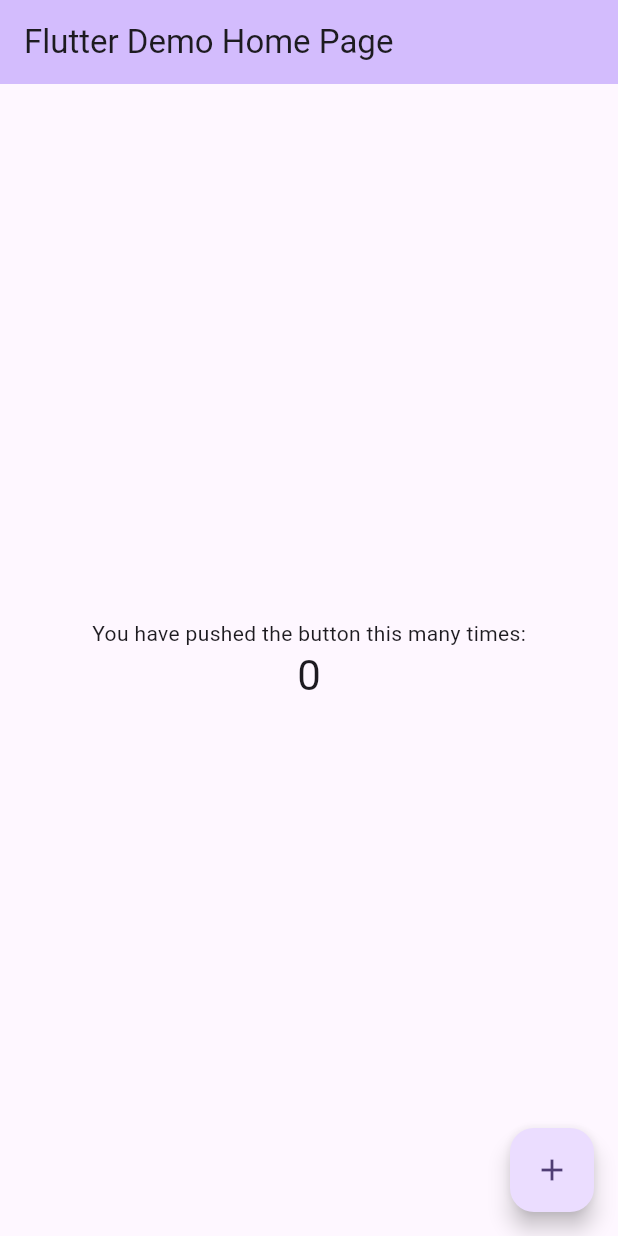
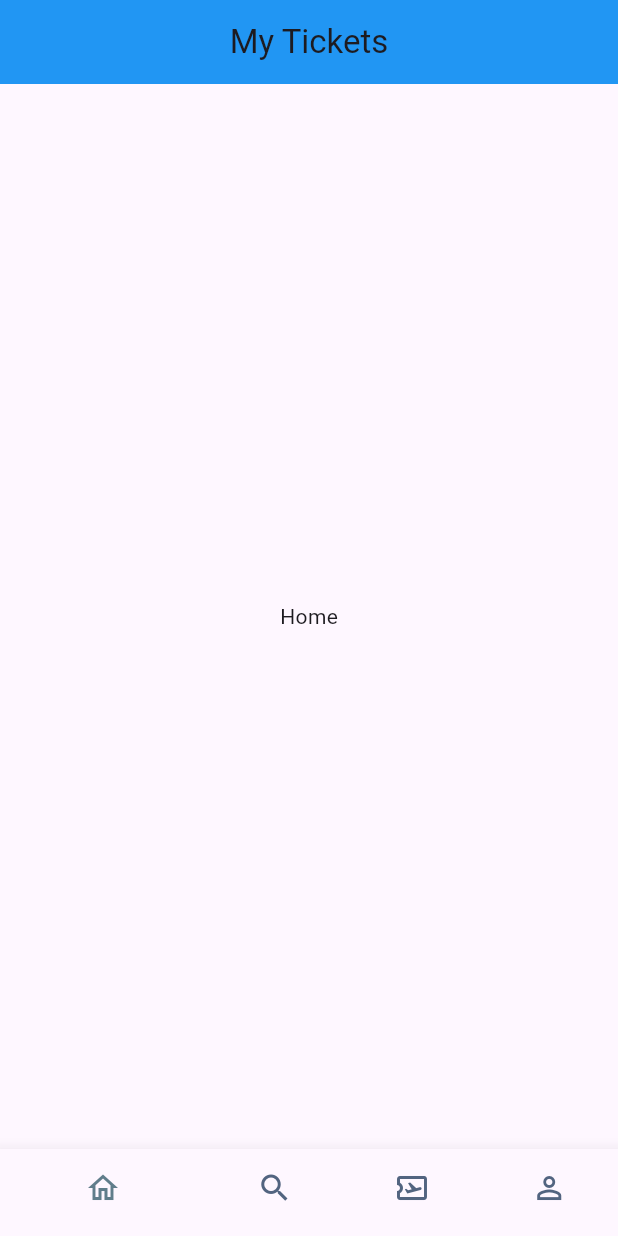
Before and after one commit to njiti/bookticket, a Flutter app: the screen it shows after launch, on a phone screen of 412 x 824 dp. Run offline on Flutter 3.47's test engine with Material 3 defaults, Android fonts, the phone set to English and light mode, and no system bars.

Commit message:
created a bottom navigation bar

```diff
--- a/lib/main.dart
+++ b/lib/main.dart
@@ -1,3 +1,4 @@
+import 'package:bookticket/widgets/bottom_bar.dart';
 import 'package:flutter/material.dart';
 
 void main() {
@@ -12,58 +13,12 @@ class MyApp extends StatelessWidget {
   Widget build(BuildContext context) {
     return MaterialApp(
       title: 'Flutter Demo',
+      debugShowCheckedModeBanner: false,
       theme: ThemeData(
         colorScheme: ColorScheme.fromSeed(seedColor: Colors.deepPurple),
         useMaterial3: true,
       ),
-      home: const MyHomePage(title: 'Flutter Demo Home Page'),
+      home: const BottomBar(),
     );
   }
 }
-
-class MyHomePage extends StatefulWidget {
-  const MyHomePage({super.key, required this.title});
-  final String title;
-
-  @override
-  State<MyHomePage> createState() => _MyHomePageState();
-}
-
-class _MyHomePageState extends State<MyHomePage> {
-  int _counter = 0;
-
-  void _incrementCounter() {
-    setState(() {
-      _counter++;
-    });
-  }
-
-  @override
-  Widget build(BuildContext context) {
-    return Scaffold(
-      appBar: AppBar(
-        backgroundColor: Theme.of(context).colorScheme.inversePrimary,
-        title: Text(widget.title),
-      ),
-      body: Center(
-        child: Column(
-          mainAxisAlignment: MainAxisAlignment.center,
-          children: <Widget>[
-            const Text(
-              'You have pushed the button this many times:',
-            ),
-            Text(
-              '$_counter',
-              style: Theme.of(context).textTheme.headlineMedium,
-            ),
-          ],
-        ),
-      ),
-      floatingActionButton: FloatingActionButton(
-        onPressed: _incrementCounter,
-        tooltip: 'Increment',
-        child: const Icon(Icons.add),
-      ),
-    );
-  }
-}
--- /dev/null
+++ b/lib/screens/home_screen.dart
@@ -0,0 +1,10 @@
+import 'package:flutter/cupertino.dart';
+
+class HomeScreen extends StatelessWidget {
+  const HomeScreen({Key? key}) : super(key: key);
+
+  @override
+  Widget build(BuildContext context) {
+    return Center(child: const Text("Home"));
+  }
+}
--- /dev/null
+++ b/lib/screens/profile_screen.dart
@@ -0,0 +1,10 @@
+import 'package:flutter/cupertino.dart';
+
+class ProfileScreen extends StatelessWidget {
+  const ProfileScreen({Key? key}) : super(key: key);
+
+  @override
+  Widget build(BuildContext context) {
+    return Center(child: const Text("Profile"));
+  }
+}
--- /dev/null
+++ b/lib/screens/search_screen.dart
@@ -0,0 +1,10 @@
+import 'package:flutter/cupertino.dart';
+
+class SearchScreen extends StatelessWidget {
+  const SearchScreen({Key? key}) : super(key: key);
+
+  @override
+  Widget build(BuildContext context) {
+    return Center(child: const Text("Search"));
+  }
+}
--- /dev/null
+++ b/lib/screens/ticket_screen.dart
@@ -0,0 +1,10 @@
+import 'package:flutter/cupertino.dart';
+
+class TicketScreen extends StatelessWidget {
+  const TicketScreen({Key? key}) : super(key: key);
+
+  @override
+  Widget build(BuildContext context) {
+    return Center(child: const Text("Ticket"));
+  }
+}
--- /dev/null
+++ b/lib/widgets/bottom_bar.dart
@@ -0,0 +1,55 @@
+import 'package:bookticket/screens/home_screen.dart';
+import 'package:bookticket/screens/profile_screen.dart';
+import 'package:bookticket/screens/search_screen.dart';
+import 'package:bookticket/screens/ticket_screen.dart';
+import 'package:flutter/material.dart';
+
+class BottomBar extends StatefulWidget {
+  const BottomBar({Key? key}) : super(key: key);
+
+  @override
+  State<BottomBar> createState() => _BottomBarState();
+}
+
+class _BottomBarState extends State<BottomBar> {
+  int _selectedIndex=0;
+  static final List<Widget>_widgetOptions =<Widget>[
+    const HomeScreen(),
+    const SearchScreen(),
+    const TicketScreen(),
+    const ProfileScreen(),
+  ];
+
+  void _onItemTapped(int index){
+    setState(() {
+      _selectedIndex=index;
+    });
+  }
+
+  @override
+  Widget build(BuildContext context) {
+    return Scaffold(
+      appBar: AppBar(
+        backgroundColor: Colors.blue,
+        title: const Center(child: Text("My Tickets")),
+      ),
+      body: Center(child: _widgetOptions[_selectedIndex]),
+      bottomNavigationBar: BottomNavigationBar(
+        currentIndex: _selectedIndex,
+        onTap: _onItemTapped,
+        elevation: 10,
+        showSelectedLabels: false,
+        showUnselectedLabels: false,
+        selectedItemColor: Colors.blueGrey,
+        type: BottomNavigationBarType.shifting,
+        unselectedItemColor: const Color(0xFF526480),
+        items: const [
+          BottomNavigationBarItem(icon: Icon(Icons.home_outlined), label: "Home"),
+          BottomNavigationBarItem(icon: Icon(Icons.search_outlined), label: "Search"),
+          BottomNavigationBarItem(icon: Icon(Icons.airplane_ticket_outlined), label: "Ticket"),
+          BottomNavigationBarItem(icon: Icon(Icons.person_outline), label: "Profile"),
+        ],
+      ),
+    );
+  }
+}
```
Also changed, not shown: pubspec.lock.
